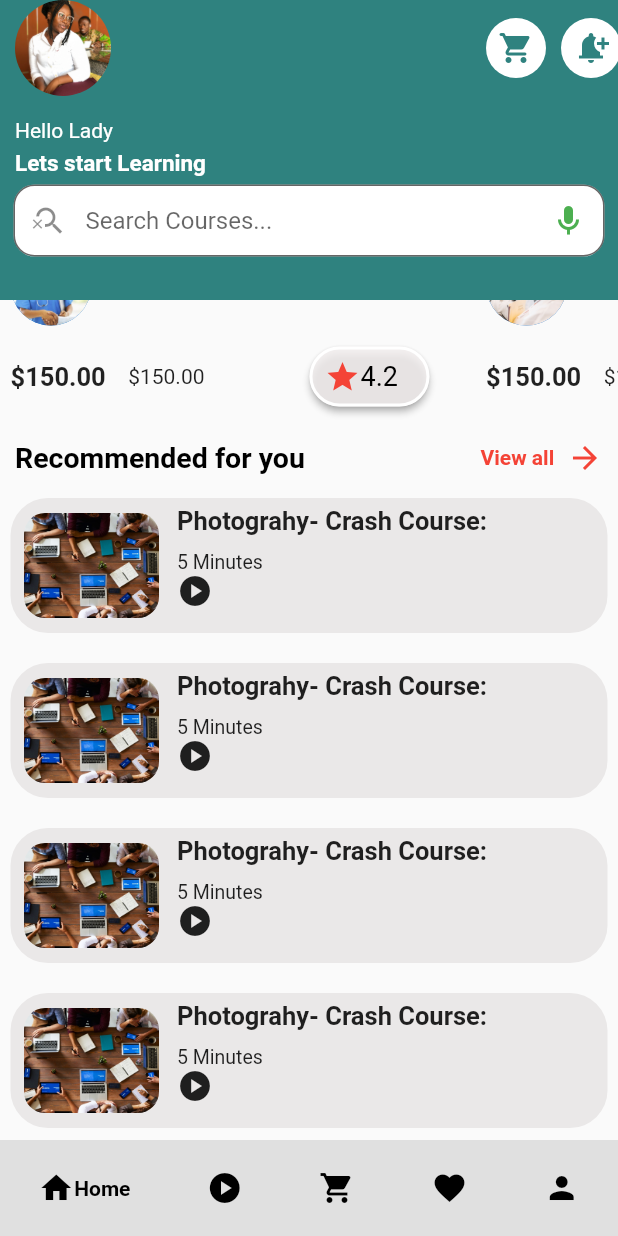
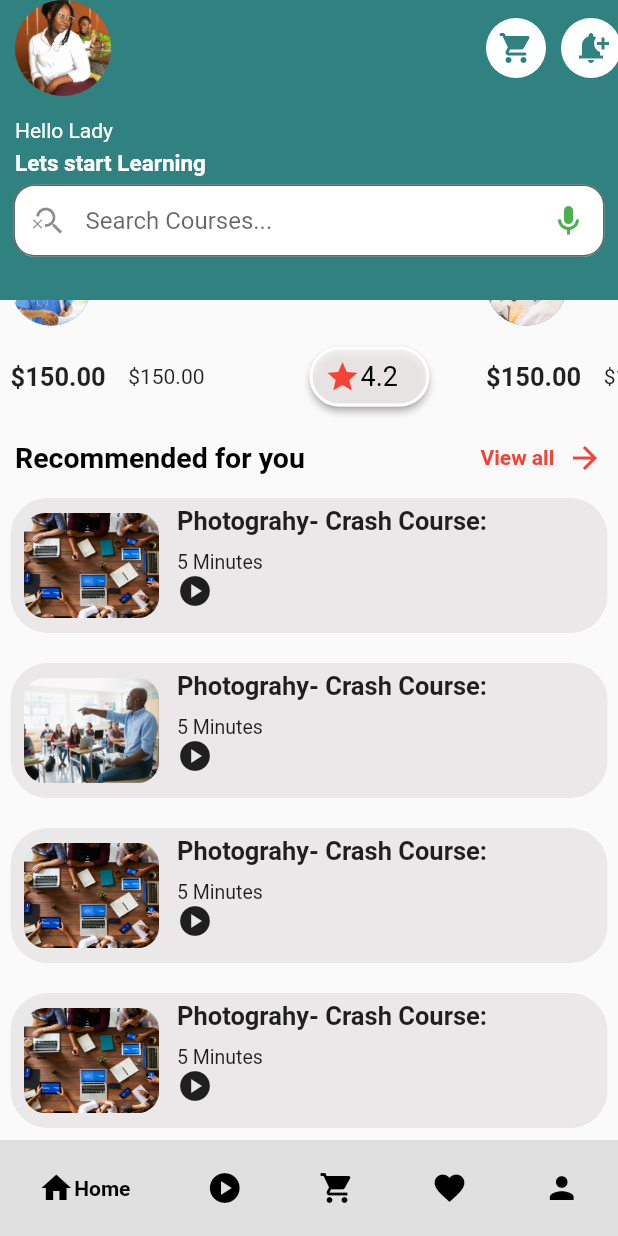
Before and after one commit to OscarNii/flutterSchool_ui, a Flutter app: the screen it shows after launch, scrolled down 453 dp, on a phone screen of 412 x 824 dp. Run offline on Flutter 3.47's test engine with Material 2 defaults, Android fonts, the phone set to English and light mode, and no system bars; drawn by our look-alikes of google_nav_bar; missing offline and left inert: awesome_icons.

Commit message:
page update

```diff
--- a/lib/main.dart
+++ b/lib/main.dart
@@ -3,6 +3,7 @@
 import 'package:flutter/material.dart';
 import 'package:google_nav_bar/google_nav_bar.dart';
 import 'package:school_ui/videos/course1.dart';
+import 'package:school_ui/videos/course2.dart';
 import 'package:school_ui/videos/design1.dart';
 import 'package:school_ui/videos/design2.dart';
 import 'package:school_ui/videos/design3.dart';
@@ -137,7 +138,7 @@ class Home extends StatelessWidget {
             children: [
               Course1(),
               SizedBox(height: 5),
-              Course1(),
+              Course2(),
               SizedBox(height: 5),
               Course1(),
               SizedBox(height: 5),
--- /dev/null
+++ b/lib/videos/course2.dart
@@ -0,0 +1,56 @@
+// ignore_for_file: prefer_const_constructors, prefer_const_literals_to_create_immutables, unused_import
+
+import 'package:flutter/material.dart';
+import 'package:intl/intl.dart';
+
+class Course2 extends StatelessWidget {
+  const Course2({Key? key}) : super(key: key);
+
+  @override
+  Widget build(BuildContext context) {
+    return Container(
+      width: 410,
+      height: 90,
+      padding: EdgeInsets.symmetric(horizontal: 9, vertical: 5),
+      margin: EdgeInsets.only(right: 7, left: 7, top: 15),
+      decoration: BoxDecoration(
+          color: Color.fromARGB(180, 227, 224, 224),
+          borderRadius: BorderRadius.circular(25)),
+      child: Row(
+        mainAxisAlignment: MainAxisAlignment.start,
+        children: [
+          Container(
+            height: 70,
+            width: 90,
+            decoration: BoxDecoration(
+              borderRadius: BorderRadius.circular(14),
+              image: DecorationImage(
+                  image: AssetImage('assets/career.jpg'), fit: BoxFit.fill),
+            ),
+          ),
+          SizedBox(width: 12),
+          Column(
+            crossAxisAlignment: CrossAxisAlignment.start,
+            children: [
+              Text(
+                'Photograhy- Crash Course: ',
+                style: TextStyle(fontSize: 17, fontWeight: FontWeight.bold),
+              ),
+              SizedBox(height: 10),
+              Text(
+                '5 Minutes',
+                style: TextStyle(fontSize: 13),
+              ),
+              Row(
+                crossAxisAlignment: CrossAxisAlignment.end,
+                children: [
+                  Icon(Icons.play_circle),
+                ],
+              )
+            ],
+          ),
+        ],
+      ),
+    );
+  }
+}
```
Also changed, not shown: assets/career.jpg (added), assets/college.jpg (added).
